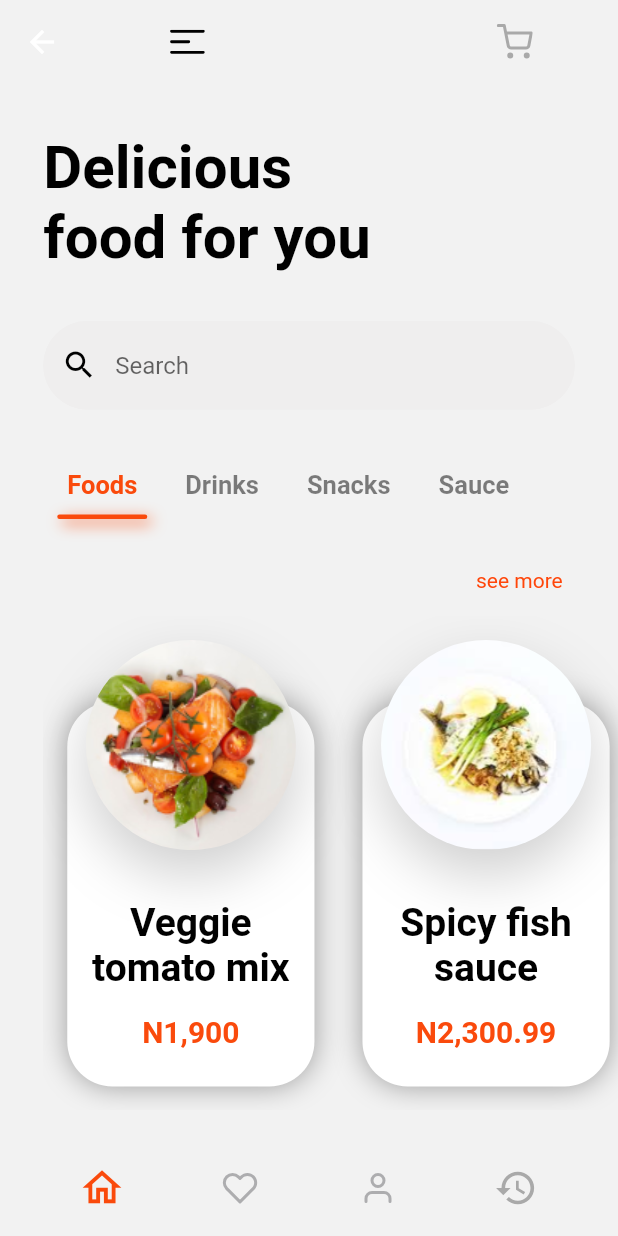
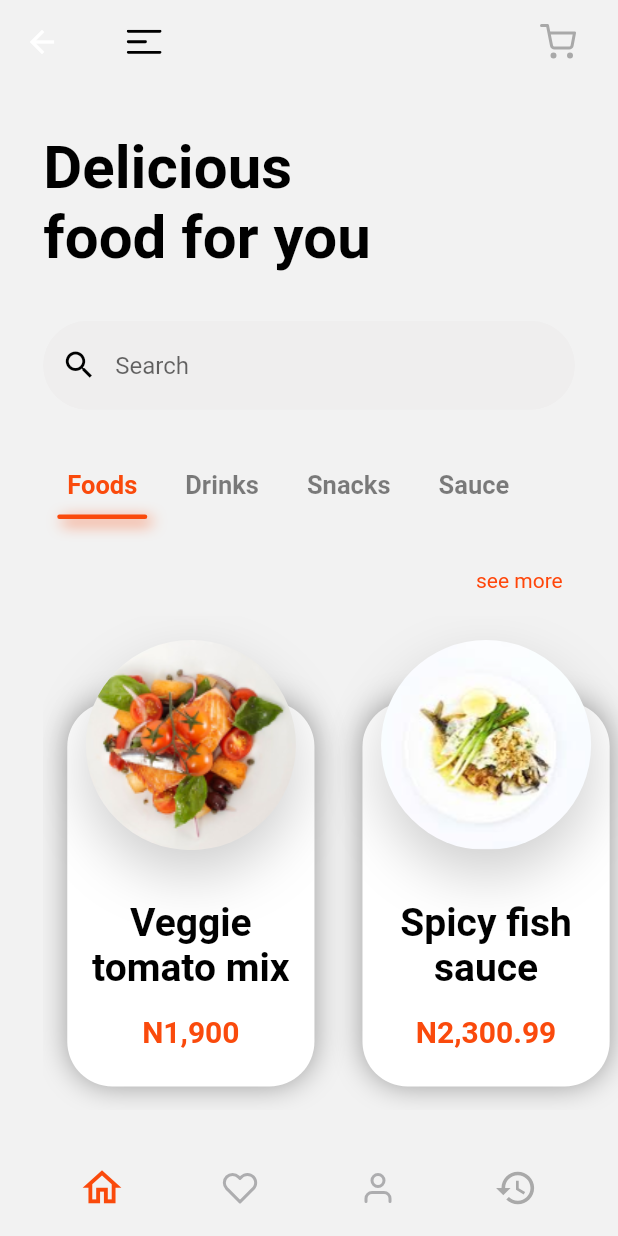
Before and after one commit to Takano9999/food_delivery, a Flutter app: the RootScreen screen opened directly, on a phone screen of 412 x 824 dp. Run offline on Flutter 3.47's test engine with Material 2 defaults, Android fonts, the phone set to English and light mode, and no system bars; our stand-ins replace flutter_svg; Roboto replaces fonts that are missing (SF).

Commit message:
clean code in FoodItem widget (pass item to widget)

```diff
--- a/lib/screens/home_screen/components/food_item.dart
+++ b/lib/screens/home_screen/components/food_item.dart
@@ -1,25 +1,25 @@
 import 'package:flutter/material.dart';
 
 import '../../../constants/colors.dart';
+import '../../../models/item.dart';
+import '../../item_details/ItemDetails.dart';
 
 class FoodItem extends StatelessWidget {
   final double width;
-  final String img;
-  final String name;
-  final String price;
-  final Function() onTap;
+  final Item item;
 
-  const FoodItem({Key? key,this.width=150,
-    required this.img,
-    required this.name,
-    required this.price,
-    required this.onTap
+  const FoodItem({
+    Key? key,
+    this.width=150,
+    required this.item,
   }) : super(key: key);
 
   @override
   Widget build(BuildContext context) {
     return InkWell(
-      onTap: onTap,
+      onTap: (){
+        Navigator.of(context).push(MaterialPageRoute(builder: (context)=> ItemDetailsScreen(item: item)));
+      },
       child: SizedBox(
         width: width,
         height: width * 1.55,
@@ -47,13 +47,13 @@ class FoodItem extends StatelessWidget {
                   children: [
                     const Spacer(),
                     Text(
-                      name,
+                      item.name,
                       style: Theme.of(context).textTheme.bodyText1?.copyWith(fontSize: 26),
                       maxLines: 2,
                       textAlign: TextAlign.center,
                     ),
                     SizedBox(height: width * 0.1,),
-                    Text(price,style: Theme.of(context).textTheme.bodyText1?.copyWith(fontSize: 20,color: SolidColors.primaryColor),),
+                    Text(item.price,style: Theme.of(context).textTheme.bodyText1?.copyWith(fontSize: 20,color: SolidColors.primaryColor),),
                     SizedBox(height: width * 0.15,)
                   ],
                 ),
@@ -65,14 +65,14 @@ class FoodItem extends StatelessWidget {
                 left: 0,
                 right: 0,
                 child: Hero(
-                  tag: name,
+                  tag: item.name,
                   child: Container(
                     width: width - width * 0.15,
                     height: width - width * 0.15,
                     decoration: BoxDecoration(
                         shape: BoxShape.circle,
                         image: DecorationImage(
-                            image: AssetImage(img),
+                            image: AssetImage(item.img),
                             fit: BoxFit.cover
                         ),
                         boxShadow: [
--- a/lib/screens/home_screen/home_screen.dart
+++ b/lib/screens/home_screen/home_screen.dart
@@ -6,6 +6,7 @@ import 'package:flutter_svg/flutter_svg.dart';
 import 'package:food_delivery/constants/colors.dart';
 import 'package:food_delivery/models/category.dart';
 import 'package:food_delivery/models/item.dart';
+import 'package:food_delivery/screens/more_items_screen/more_items_screen.dart';
 
 import '../item_details/ItemDetails.dart';
 import 'components/bottom_nav_bar.dart';
@@ -72,7 +73,9 @@ class _HomeScreenState extends State<HomeScreen> {
               padding: EdgeInsets.only(right: bodyMargin),
               child: Align(
                 alignment: Alignment.centerRight,
-                  child: TextButton(onPressed: (){}, child: Text('see more',style: Theme.of(context).textTheme.bodyText2,))),
+                  child: TextButton(onPressed: (){
+                    Navigator.of(context).push(MaterialPageRoute(builder: (contex)=> MoreItemsScreen(itemList: itemsList,)));
+                  }, child: Text('see more',style: Theme.of(context).textTheme.bodyText2,))),
             ),
             Padding(
               padding: EdgeInsets.only(left: bodyMargin),
@@ -87,13 +90,7 @@ class _HomeScreenState extends State<HomeScreen> {
                     itemBuilder: (context,index)=>Padding(
                       padding: const EdgeInsets.symmetric(horizontal: 16,vertical: 16),
                       child: FoodItem(
-                      width: size.width/2.5,
-                        name: itemsList[index].name,
-                        price: itemsList[index].price,
-                        img: itemsList[index].img,
-                        onTap: () {
-                          Navigator.of(context).push(MaterialPageRoute(builder: (context)=> ItemDetailsScreen(item: itemsList[index])));
-                        },
+                      width: size.width/2.5, item: itemsList[index],
                 ),
                     )
                 ),
--- a/lib/screens/root_screen/RootScreen.dart
+++ b/lib/screens/root_screen/RootScreen.dart
@@ -17,10 +17,8 @@ class RootScreen extends StatefulWidget {
 class _RootScreenState extends State<RootScreen> {
 
   var _bottomNavItemIndex = 0;
-  Padding buildAppBar(double bodyMargin) {
-    return Padding(
-      padding: EdgeInsets.symmetric(horizontal: bodyMargin),
-      child: Row(
+  Widget buildAppBar(double bodyMargin) {
+    return Row(
       mainAxisAlignment: MainAxisAlignment.spaceBetween,
       children: [
         IconButton(
@@ -32,7 +30,6 @@ class _RootScreenState extends State<RootScreen> {
           icon: SvgPicture.asset('assets/icons/shopping-cart.svg',width: 24,height: 24,),
         ),
       ],
-      ),
     );
   }
 
```
Also changed, not shown: lib/screens/more_items_screen/more_items_screen.dart (+36 -0 lines). Lines whose indentation alone changed are shown as unchanged.
